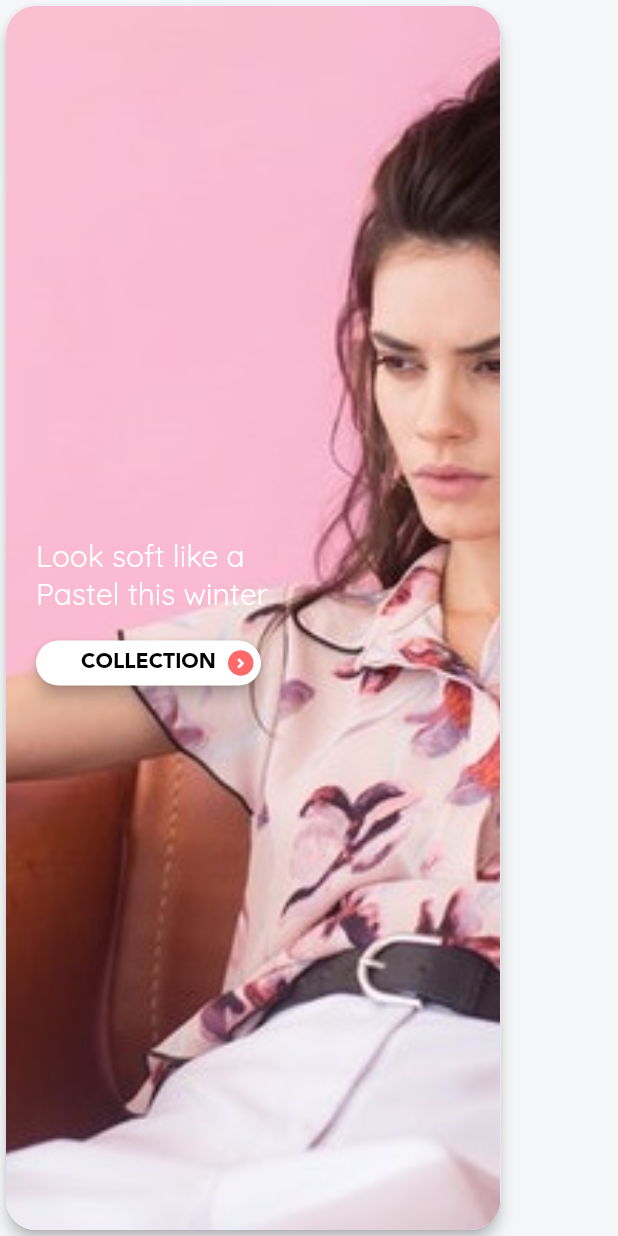
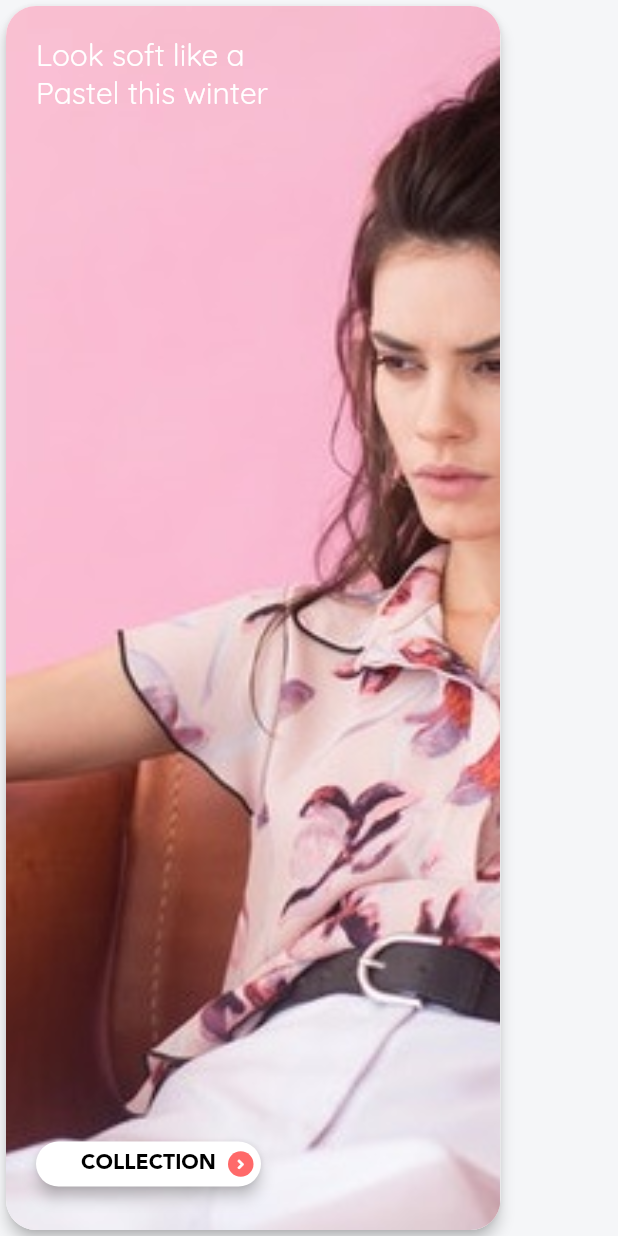
Before and after one commit to vickaw/Ecom-Flutter, a Flutter app: the TrendingItemsCard widget shown alone on an empty page, opened directly with sample values from the repository, on a phone screen of 412 x 824 dp. Run offline on Flutter 3.47's test engine with Material 2 defaults, Android fonts, the phone set to English and light mode, and no system bars; our stand-ins replace flushbar, flutter_html, flutter_rating_bar, flutter_screenutil, font_awesome_flutter, line_icons and 2 more; accounts and stored records are empty.

Commit message:
Solved issue #51

```diff
--- a/lib/global_widgets/trending_items_card.dart
+++ b/lib/global_widgets/trending_items_card.dart
@@ -16,14 +16,16 @@ class TrendingItemsCard extends StatelessWidget {
         mainAxisAlignment: MainAxisAlignment.center,
         crossAxisAlignment: CrossAxisAlignment.start,
         children: <Widget>[
-          Text(
-            trendingItem.description,
-            style: TextStyle(
-              color: Colors.white,
-              fontSize: 20.0,
+          Expanded(
+            flex: 3,
+            child: Text(
+              trendingItem.description,
+              style: TextStyle(
+                color: Colors.white,
+                fontSize: 20.0,
+              ),
             ),
           ),
-          SizedBox(height: 10.0),
           SizedBox(
             width: 150.0,
             child: CustomButton(
```
